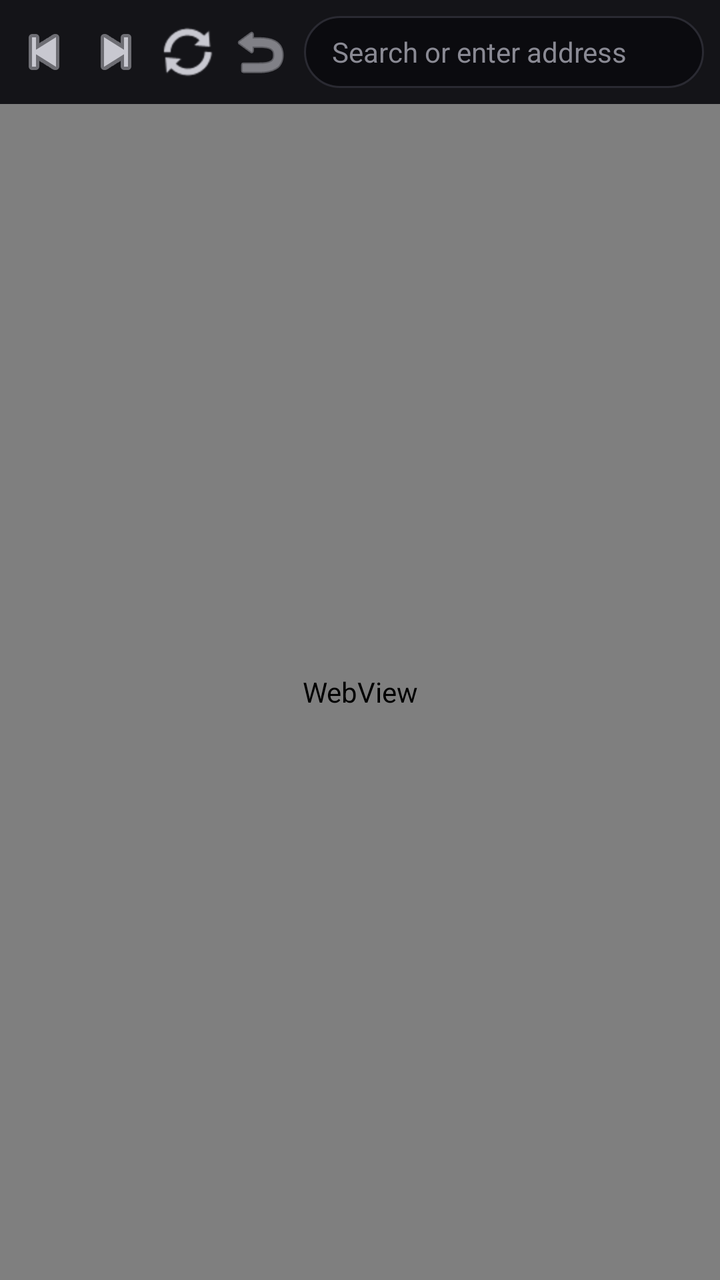
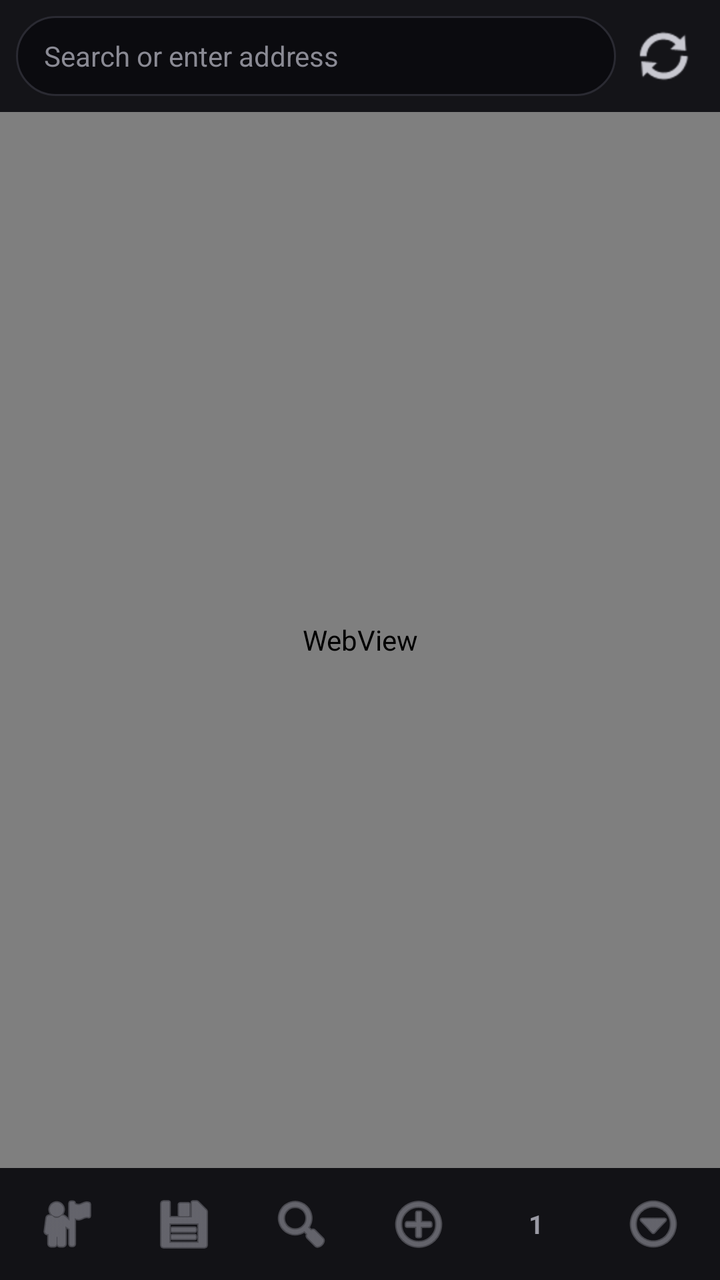

Compare the two renders of this Android layout. The source of the first and the diff that turns it into the second are given below.
<!-- AndroidManifest.xml: activity theme AppTheme.NoActionBar -->
<!-- res/layout/activity_browser.xml -->
<?xml version="1.0" encoding="utf-8"?>
<LinearLayout xmlns:android="http://schemas.android.com/apk/res/android"
    android:layout_width="match_parent"
    android:layout_height="match_parent"
    android:background="#0B0B0F"
    android:fitsSystemWindows="true"
    android:orientation="vertical">

    <TextView
        android:id="@+id/privateLabel"
        android:layout_width="match_parent"
        android:layout_height="wrap_content"
        android:background="#241A30"
        android:gravity="center"
        android:paddingVertical="4dp"
        android:text="Private browsing"
        android:textColor="#D4B8FF"
        android:textSize="12sp"
        android:visibility="gone" />

    
    <LinearLayout
        android:layout_width="match_parent"
        android:layout_height="wrap_content"
        android:background="#141418"
        android:gravity="center_vertical"
        android:orientation="horizontal"
        android:paddingHorizontal="4dp"
        android:paddingVertical="8dp">

        <ImageButton
            android:id="@+id/btnBack"
            android:layout_width="36dp"
            android:layout_height="36dp"
            android:background="?attr/selectableItemBackgroundBorderless"
            android:contentDescription="Back"
            android:padding="8dp"
            android:src="@android:drawable/ic_media_previous"
            android:tint="#C8C8D0" />

        <ImageButton
            android:id="@+id/btnForward"
            android:layout_width="36dp"
            android:layout_height="36dp"
            android:background="?attr/selectableItemBackgroundBorderless"
            android:contentDescription="Forward"
            android:padding="8dp"
            android:src="@android:drawable/ic_media_next"
            android:tint="#C8C8D0" />

        <ImageButton
            android:id="@+id/btnReload"
            android:layout_width="36dp"
            android:layout_height="36dp"
            android:background="?attr/selectableItemBackgroundBorderless"
            android:contentDescription="Reload"
            android:padding="8dp"
            android:src="@android:drawable/ic_popup_sync"
            android:tint="#C8C8D0" />

        <ImageButton
            android:id="@+id/btnHome"
            android:layout_width="36dp"
            android:layout_height="36dp"
            android:background="?attr/selectableItemBackgroundBorderless"
            android:contentDescription="Home"
            android:padding="8dp"
            android:src="@android:drawable/ic_menu_revert"
            android:tint="#C8C8D0" />

        <EditText
            android:id="@+id/addressBar"
            android:layout_width="0dp"
            android:layout_height="36dp"
            android:layout_marginHorizontal="4dp"
            android:layout_weight="1"
            android:background="@drawable/address_bar_bg"
            android:hint="Search or enter address"
            android:imeOptions="actionGo"
            android:inputType="textUri"
            android:paddingHorizontal="14dp"
            android:singleLine="true"
            android:textColor="#F2F2F5"
            android:textColorHint="#8A8A94"
            android:textSize="14sp" />
    </LinearLayout>

    <ProgressBar
        android:id="@+id/progress"
        style="?android:attr/progressBarStyleHorizontal"
        android:layout_width="match_parent"
        android:layout_height="2dp"
        android:indeterminate="false"
        android:max="100"
        android:progress="0"
        android:progressTint="#3B7CF6"
        android:visibility="gone" />

    <WebView
        android:id="@+id/webView"
        android:layout_width="match_parent"
        android:layout_height="0dp"
        android:layout_weight="1" />
</LinearLayout>
<!-- resources referenced by this layout -->
<resources>
  <!-- drawable address_bar_bg (drawable) -->
  <?xml version="1.0" encoding="utf-8"?>
  <shape xmlns:android="http://schemas.android.com/apk/res/android" android:shape="rectangle">
      <solid android:color="#0B0B0F" />
      <corners android:radius="20dp" />
      <stroke
          android:width="1dp"
          android:color="#2A2A32" />
  </shape>
  <style name="AppTheme.NoActionBar" parent="Theme.AppCompat.DayNight.NoActionBar">
          <item name="windowActionBar">false</item>
          <item name="windowNoTitle">true</item>
          <item name="android:background">@null</item>
      </style>
</resources>

<!-- the commit's change to res/layout/activity_browser.xml (unified diff, before → after) -->
@@ -18,61 +18,19 @@
         android:textSize="12sp"
         android:visibility="gone" />
 
-    
     <LinearLayout
         android:layout_width="match_parent"
         android:layout_height="wrap_content"
         android:background="#141418"
         android:gravity="center_vertical"
         android:orientation="horizontal"
-        android:paddingHorizontal="4dp"
+        android:paddingHorizontal="8dp"
         android:paddingVertical="8dp">
-
-        <ImageButton
-            android:id="@+id/btnBack"
-            android:layout_width="36dp"
-            android:layout_height="36dp"
-            android:background="?attr/selectableItemBackgroundBorderless"
-            android:contentDescription="Back"
-            android:padding="8dp"
-            android:src="@android:drawable/ic_media_previous"
-            android:tint="#C8C8D0" />
-
-        <ImageButton
-            android:id="@+id/btnForward"
-            android:layout_width="36dp"
-            android:layout_height="36dp"
-            android:background="?attr/selectableItemBackgroundBorderless"
-            android:contentDescription="Forward"
-            android:padding="8dp"
-            android:src="@android:drawable/ic_media_next"
-            android:tint="#C8C8D0" />
-
-        <ImageButton
-            android:id="@+id/btnReload"
-            android:layout_width="36dp"
-            android:layout_height="36dp"
-            android:background="?attr/selectableItemBackgroundBorderless"
-            android:contentDescription="Reload"
-            android:padding="8dp"
-            android:src="@android:drawable/ic_popup_sync"
-            android:tint="#C8C8D0" />
-
-        <ImageButton
-            android:id="@+id/btnHome"
-            android:layout_width="36dp"
-            android:layout_height="36dp"
-            android:background="?attr/selectableItemBackgroundBorderless"
-            android:contentDescription="Home"
-            android:padding="8dp"
-            android:src="@android:drawable/ic_menu_revert"
-            android:tint="#C8C8D0" />
 
         <EditText
             android:id="@+id/addressBar"
             android:layout_width="0dp"
-            android:layout_height="36dp"
-            android:layout_marginHorizontal="4dp"
+            android:layout_height="40dp"
             android:layout_weight="1"
             android:background="@drawable/address_bar_bg"
             android:hint="Search or enter address"
@@ -83,6 +41,17 @@
             android:textColor="#F2F2F5"
             android:textColorHint="#8A8A94"
             android:textSize="14sp" />
+
+        <ImageButton
+            android:id="@+id/btnReload"
+            android:layout_width="40dp"
+            android:layout_height="40dp"
+            android:layout_marginStart="4dp"
+            android:background="?attr/selectableItemBackgroundBorderless"
+            android:contentDescription="Reload"
+            android:padding="8dp"
+            android:src="@android:drawable/ic_popup_sync"
+            android:tint="#C8C8D0" />
     </LinearLayout>
 
     <ProgressBar
@@ -101,4 +70,80 @@
         android:layout_width="match_parent"
         android:layout_height="0dp"
         android:layout_weight="1" />
+
+    
+    <LinearLayout
+        android:id="@+id/bottomBar"
+        android:layout_width="match_parent"
+        android:layout_height="wrap_content"
+        android:background="#121216"
+        android:gravity="center_vertical"
+        android:orientation="horizontal"
+        android:paddingHorizontal="4dp"
+        android:paddingTop="6dp"
+        android:paddingBottom="6dp">
+
+        <ImageButton
+            android:id="@+id/btnBottomHome"
+            android:layout_width="0dp"
+            android:layout_height="44dp"
+            android:layout_weight="1"
+            android:background="?attr/selectableItemBackgroundBorderless"
+            android:contentDescription="Home"
+            android:src="@android:drawable/ic_menu_myplaces"
+            android:tint="#9A9AA4" />
+
+        <ImageButton
+            android:id="@+id/btnBottomBookmark"
+            android:layout_width="0dp"
+            android:layout_height="44dp"
+            android:layout_weight="1"
+            android:background="?attr/selectableItemBackgroundBorderless"
+            android:contentDescription="Bookmarks"
+            android:src="@android:drawable/ic_menu_save"
+            android:tint="#9A9AA4" />
+
+        <ImageButton
+            android:id="@+id/btnBottomSearch"
+            android:layout_width="0dp"
+            android:layout_height="44dp"
+            android:layout_weight="1"
+            android:background="?attr/selectableItemBackgroundBorderless"
+            android:contentDescription="Search"
+            android:src="@android:drawable/ic_menu_search"
+            android:tint="#9A9AA4" />
+
+        <ImageButton
+            android:id="@+id/btnBottomNewTab"
+            android:layout_width="0dp"
+            android:layout_height="44dp"
+            android:layout_weight="1"
+            android:background="?attr/selectableItemBackgroundBorderless"
+            android:contentDescription="New tab"
+            android:src="@android:drawable/ic_menu_add"
+            android:tint="#9A9AA4" />
+
+        <TextView
+            android:id="@+id/btnBottomTabs"
+            android:layout_width="0dp"
+            android:layout_height="44dp"
+            android:layout_weight="1"
+            android:background="?attr/selectableItemBackgroundBorderless"
+            android:gravity="center"
+            android:text="1"
+            android:textColor="#9A9AA4"
+            android:textSize="13sp"
+            android:textStyle="bold"
+            android:contentDescription="Tabs" />
+
+        <ImageButton
+            android:id="@+id/btnBottomMore"
+            android:layout_width="0dp"
+            android:layout_height="44dp"
+            android:layout_weight="1"
+            android:background="?attr/selectableItemBackgroundBorderless"
+            android:contentDescription="More"
+            android:src="@android:drawable/ic_menu_more"
+            android:tint="#9A9AA4" />
+    </LinearLayout>
 </LinearLayout>
